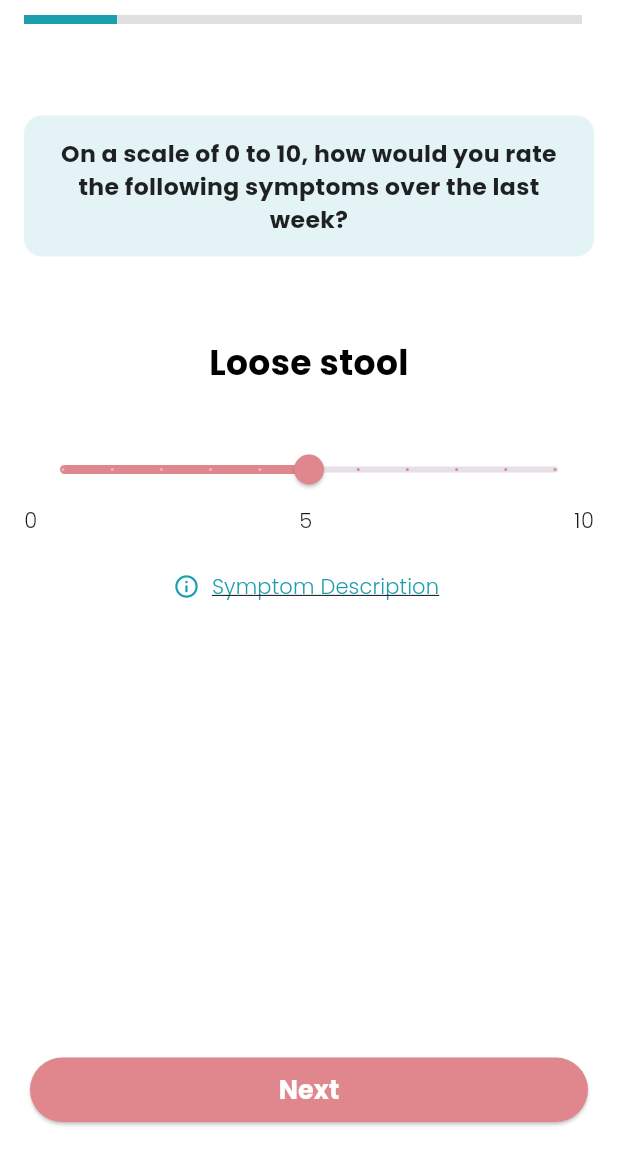
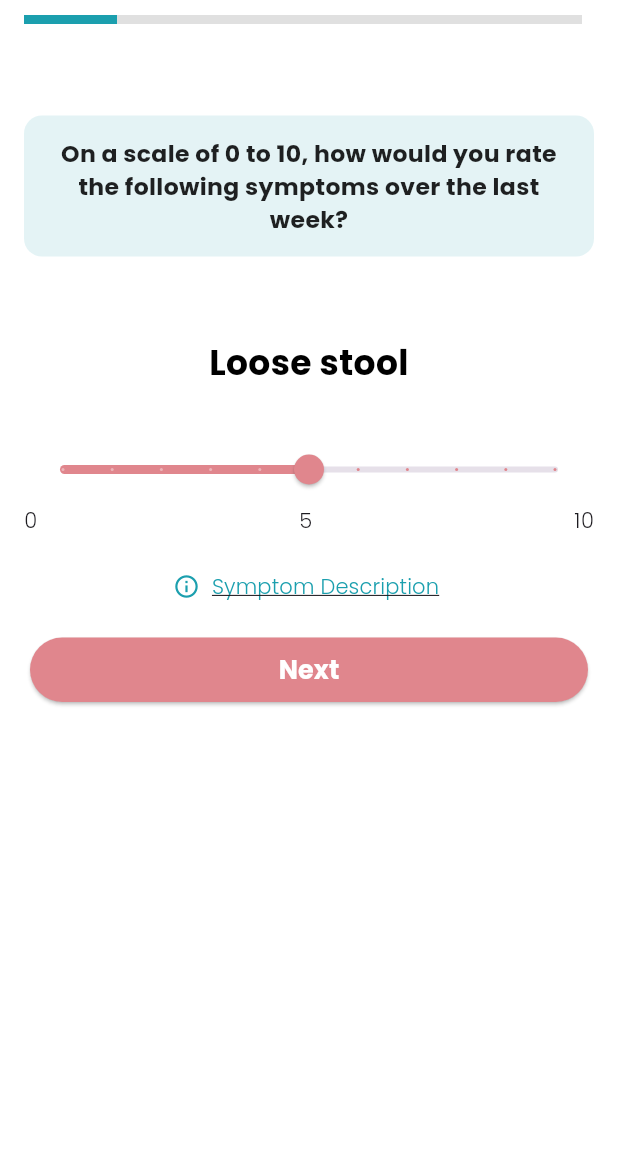
Before and after one commit to Ananyalakshmi-Srinivasan/GutHealthMonitoringApp, a Flutter app: the screen it shows after launch, after a tap on "Log Symptoms", on a phone screen of 412 x 824 dp, the part 84-1236 px from its top. Run offline on Flutter 3.47's test engine with Material 3 defaults, Android fonts, the phone set to English and light mode, and no system bars; drawn by our look-alikes of flutter_form_builder; our stand-ins replace email_validator, firebase_core, firebase_messaging, fl_chart, flutter_local_notifications, shared_preferences and 1 more; accounts and stored records are empty.

Commit message:
move next button higher

```diff
--- a/guthealth_app/lib/screens/survey_screen.dart
+++ b/guthealth_app/lib/screens/survey_screen.dart
@@ -259,7 +259,8 @@
 
           //Next question button
           Padding(
-            padding: const EdgeInsets.all(20.0),
+            padding: const EdgeInsets.fromLTRB(20, 20, 20, 300), // this defines the internal space surrounding the rectangle that contains the button.
+            //giving most padding from the bottom to move the button up
             child: SizedBox(
               height: 43.0,
               width: double.infinity,
```
